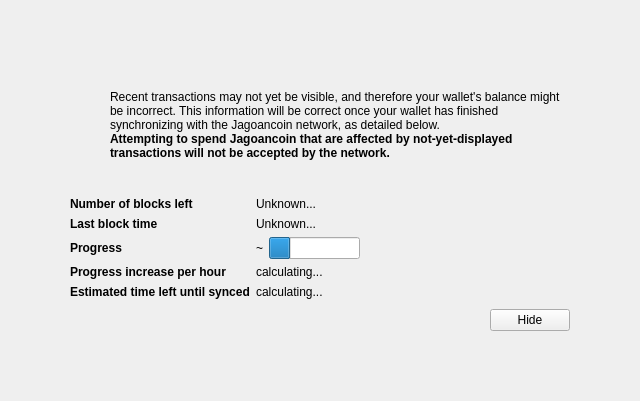
Above: src/qt/forms/modaloverlay.ui from rusliko/cdcs before the change. Below: the same form after it.
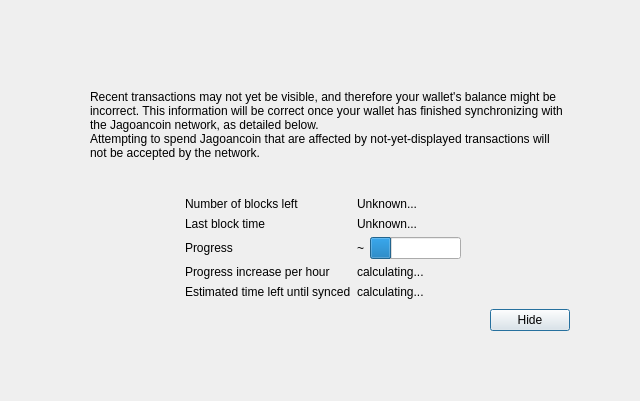
That is the form after the change. Icons and pictures are not drawn. Custom widgets are drawn as their Qt base class.

Diff of the .ui file:
```diff
--- a/src/qt/forms/modaloverlay.ui
+++ b/src/qt/forms/modaloverlay.ui
@@ -79,27 +79,10 @@
               <number>0</number>
              </property>
              <item>
-              <widget class="QPushButton" name="warningIcon">
-               <property name="enabled">
-                <bool>false</bool>
-               </property>
+              <widget class="QLabel" name="warningIcon">
                <property name="text">
                 <string/>
                </property>
-               <property name="icon">
-                <iconset>
-                 <normaloff>:/icons/warning</normaloff>
-                 <disabledoff>:/icons/warning</disabledoff>:/icons/warning</iconset>
-               </property>
-               <property name="iconSize">
-                <size>
-                 <width>48</width>
-                 <height>48</height>
-                </size>
-               </property>
-               <property name="flat">
-                <bool>true</bool>
-               </property>
               </widget>
              </item>
              <item>
@@ -140,12 +123,6 @@
              </item>
              <item>
               <widget class="QLabel" name="infoTextStrong">
-               <property name="font">
-                <font>
-                 <weight>75</weight>
-                 <bold>true</bold>
-                </font>
-               </property>
                <property name="text">
                 <string>Attempting to spend Jagoancoin that are affected by not-yet-displayed transactions will not be accepted by the network.</string>
                </property>
@@ -192,6 +169,9 @@
            <property name="fieldGrowthPolicy">
             <enum>QFormLayout::FieldsStayAtSizeHint</enum>
            </property>
+           <property name="formAlignment">
+            <set>Qt::AlignHCenter|Qt::AlignTop</set>
+           </property>
            <property name="horizontalSpacing">
             <number>6</number>
            </property>
@@ -203,12 +183,6 @@
            </property>
            <item row="0" column="0">
             <widget class="QLabel" name="labelNumberOfBlocksLeft">
-             <property name="font">
-              <font>
-               <weight>75</weight>
-               <bold>true</bold>
-              </font>
-             </property>
              <property name="text">
               <string>Number of blocks left</string>
              </property>
@@ -223,12 +197,6 @@
            </item>
            <item row="1" column="0">
             <widget class="QLabel" name="labelLastBlockTime">
-             <property name="font">
-              <font>
-               <weight>75</weight>
-               <bold>true</bold>
-              </font>
-             </property>
              <property name="text">
               <string>Last block time</string>
              </property>
@@ -249,12 +217,6 @@
            </item>
            <item row="2" column="0">
             <widget class="QLabel" name="labelSyncDone">
-             <property name="font">
-              <font>
-               <weight>75</weight>
-               <bold>true</bold>
-              </font>
-             </property>
              <property name="text">
               <string>Progress</string>
              </property>
@@ -283,12 +245,6 @@
            </item>
            <item row="4" column="0">
             <widget class="QLabel" name="labelProgressIncrease">
-             <property name="font">
-              <font>
-               <weight>75</weight>
-               <bold>true</bold>
-              </font>
-             </property>
              <property name="text">
               <string>Progress increase per hour</string>
              </property>
@@ -303,12 +259,6 @@
            </item>
            <item row="5" column="0">
             <widget class="QLabel" name="labelEstimatedTimeLeft">
-             <property name="font">
-              <font>
-               <weight>75</weight>
-               <bold>true</bold>
-              </font>
-             </property>
              <property name="text">
               <string>Estimated time left until synced</string>
              </property>
@@ -349,6 +299,12 @@
              <property name="text">
               <string>Hide</string>
              </property>
+             <property name="focusPolicy">
+              <enum>Qt::StrongFocus</enum>
+             </property>
+             <property name="default">
+              <bool>true</bool>
+             </property>
             </widget>
            </item>
           </layout>
```
Left out of the diff: 2 changed lines with no effect on the pictures.
